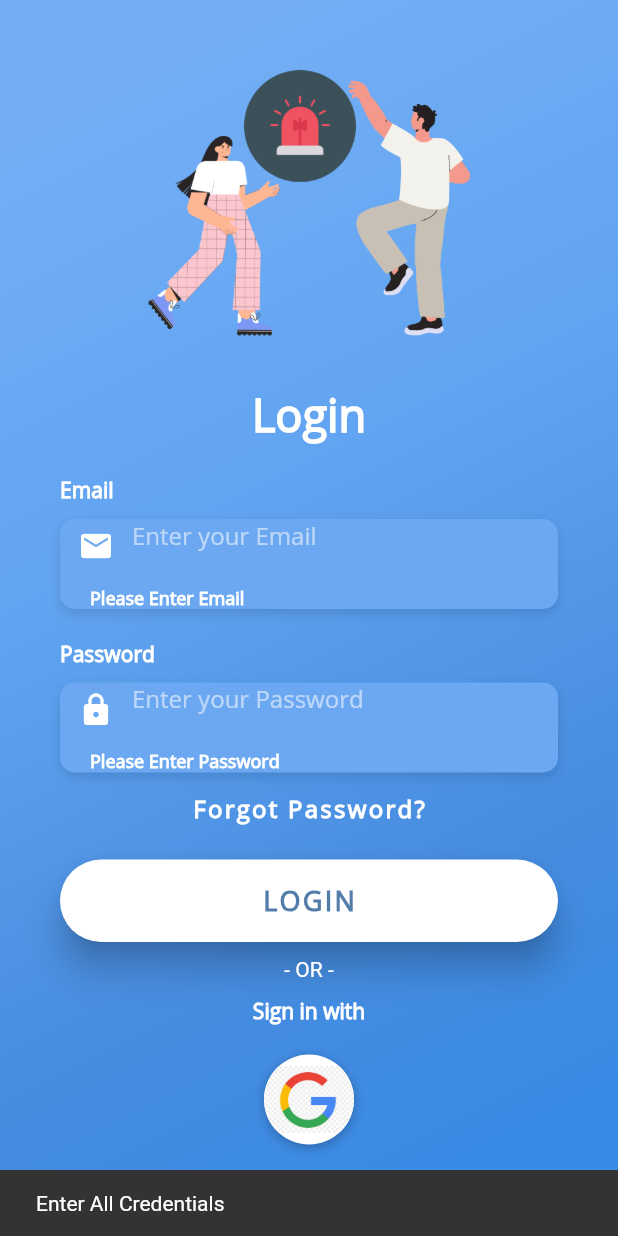
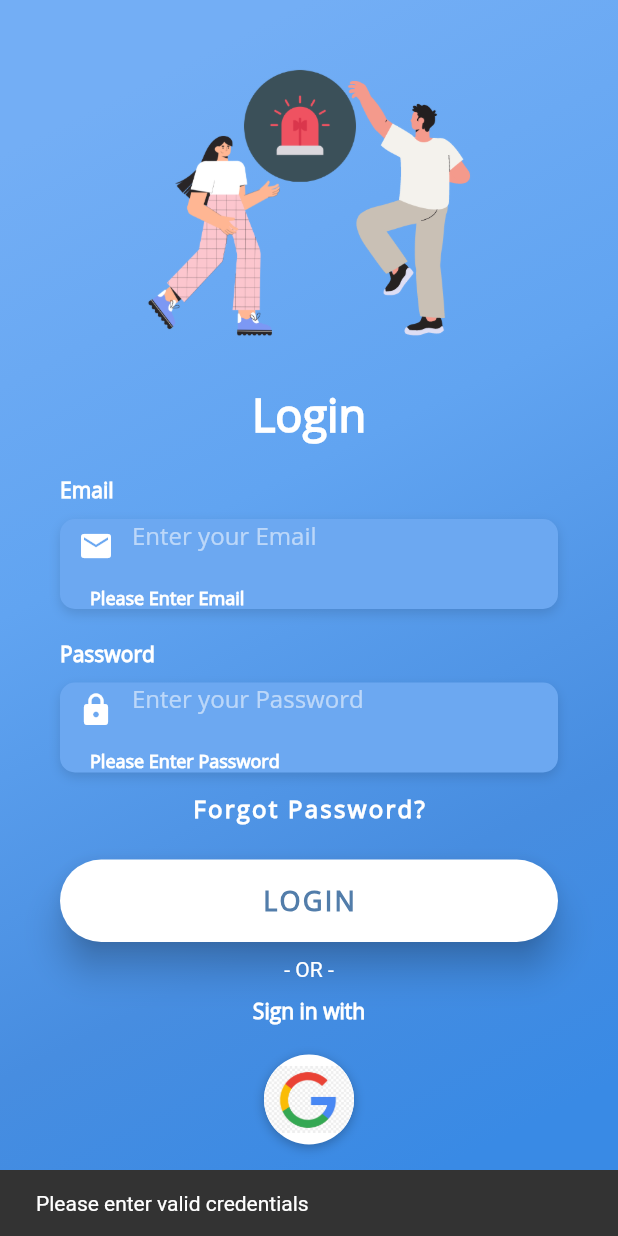
Before and after one commit to Zorawar920/sas_application, a Flutter app: the LogIn screen opened directly with empty values, scrolled down 34 dp, after a tap on "LOGIN", on a phone screen of 412 x 824 dp. Run offline on Flutter 3.47's test engine with Material 2 defaults, Android fonts, the light colour scheme and no system bars; our stand-ins replace firebase_auth, firebase_core, google_sign_in, simple_animations; accounts and stored records are empty.

Commit message:
CP8117P11-4

```diff
--- a/lib/screens/forgot_password.dart
+++ b/lib/screens/forgot_password.dart
@@ -44,7 +44,7 @@ class ForgotPasswordState extends State<ForgotPassword> {
       switch (e.code) {
         case "invalid-email":
           final snackBar =
-              SnackBar(content: Text(' This Email is invalid: $email'));
+              SnackBar(content: Text('This Email is invalid: $email'));
           ScaffoldMessenger.of(context).showSnackBar(snackBar);
           break;
         case "wrong-password":
@@ -55,8 +55,8 @@ class ForgotPasswordState extends State<ForgotPassword> {
           Navigator.pop(context, true);
           break;
         case "user-not-found":
-          final snackBar =
-              SnackBar(content: Text('This Email does not exist: $email'));
+          final snackBar = SnackBar(
+              content: Text('This Email does not exist in system: $email'));
           ScaffoldMessenger.of(context).showSnackBar(snackBar);
           break;
       }
--- a/lib/screens/log_in.dart
+++ b/lib/screens/log_in.dart
@@ -147,8 +147,8 @@ class LogInState extends State<LogIn> {
           if (globalKey.currentState!.validate()) {
             _signInWithUserCredentials();
           } else {
-            ScaffoldMessenger.of(context)
-                .showSnackBar(SnackBar(content: Text("Enter All Credentials")));
+            ScaffoldMessenger.of(context).showSnackBar(
+                SnackBar(content: Text("Please enter valid credentials")));
           }
         },
         child: Text(
```
